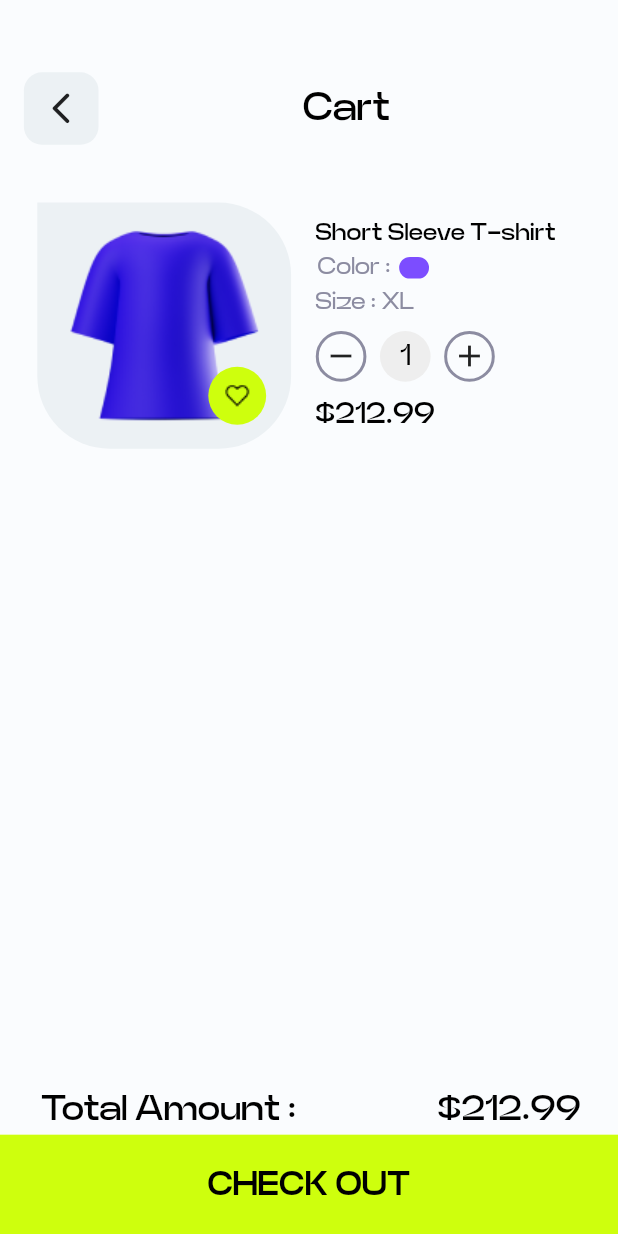
After one commit to KhaledHAnter/fashion_flare, a Flutter app: the CartView screen opened by its route, on a phone screen of 412 x 824 dp. The commit adds this screen. Run offline on Flutter 3.47's test engine with Material 3 defaults, Android fonts, the phone set to English and light mode, and no system bars; our stand-ins replace awesome_snackbar_content, device_preview, firebase_auth, firebase_core, flutter_screenutil, font_awesome_flutter and 3 more; accounts and stored records are empty.

Commit message:
Finish Cart View

```diff
--- /dev/null
+++ b/lib/Models/cart_model.dart
@@ -0,0 +1,30 @@
+import 'package:fashion_flare/Models/item_model.dart';
+import 'package:flutter/material.dart';
+
+class CartModel {
+  final String image;
+  final String title;
+  final double price;
+  final String size;
+  final Color color;
+  int quantity;
+
+  CartModel({
+    required this.image,
+    required this.title,
+    required this.price,
+    required this.size,
+    required this.color,
+    this.quantity = 1,
+  });
+}
+
+final List<CartModel> cartData = [
+  CartModel(
+    image: itemsData[1].image,
+    title: itemsData[1].title,
+    price: 212.99,
+    size: itemsData[1].sizes![3],
+    color: itemsData[1].colors![0],
+  )
+];
--- /dev/null
+++ b/lib/Models/shipping_model.dart
@@ -0,0 +1,6 @@
+class ShippingModel {
+  final String name;
+  final String address;
+
+  ShippingModel({required this.name, required this.address});
+}
--- /dev/null
+++ b/lib/Views/cart_view.dart
@@ -0,0 +1,179 @@
+import 'package:fashion_flare/Models/cart_model.dart';
+import 'package:fashion_flare/Models/item_model.dart';
+import 'package:fashion_flare/Widgets/app_button.dart';
+import 'package:fashion_flare/Widgets/app_text.dart';
+import 'package:fashion_flare/Widgets/custom_floating_app_bar.dart';
+import 'package:fashion_flare/Widgets/product_image.dart';
+import 'package:fashion_flare/constants.dart';
+import 'package:flutter/material.dart';
+import 'package:flutter_screenutil/flutter_screenutil.dart';
+import 'package:gap/gap.dart';
+
+class CartView extends StatefulWidget {
+  const CartView({super.key});
+
+  static String id = 'Cart';
+
+  @override
+  State<CartView> createState() => _CartViewState();
+}
+
+class _CartViewState extends State<CartView> {
+  @override
+  Widget build(BuildContext context) {
+    return Scaffold(
+      body: Padding(
+        padding: EdgeInsets.only(top: 50.h),
+        child: Column(
+          children: <Widget>[
+            Padding(
+              padding: EdgeInsets.symmetric(horizontal: 16.w),
+              child: const CustomFloatingAppBar(
+                  title: "Cart", icon: Icons.arrow_back_ios_new_rounded),
+            ),
+            Gap(40.h),
+            Padding(
+              padding: EdgeInsets.symmetric(horizontal: 25.w),
+              child: Row(
+                children: <Widget>[
+                  Column(
+                    children: <Widget>[
+                      ProductImage(
+                        index: 0,
+                        imagePath: cartData[0].image,
+                        onTap: () {},
+                        itemFav: itemsData[1].isFavourite,
+                      )
+                    ],
+                  ),
+                  Gap(16.w),
+                  Column(
+                    crossAxisAlignment: CrossAxisAlignment.start,
+                    children: <Widget>[
+                      AppText(
+                        text: cartData[0].title,
+                        size: 16.sp,
+                        weight: FontWeight.w700,
+                      ),
+                      Row(
+                        children: [
+                          AppText(
+                            text: "Color : ",
+                            size: 16.sp,
+                            color: kSecondaryFontColor,
+                          ),
+                          Gap(4.w),
+                          Container(
+                            constraints:
+                                BoxConstraints(minHeight: 15.h, minWidth: 20.w),
+                            decoration: BoxDecoration(
+                              color: cartData[0].color,
+                              borderRadius: BorderRadius.circular(8),
+                            ),
+                          ),
+                        ],
+                      ),
+                      AppText(
+                        text: "Size : ${cartData[0].size}",
+                        size: 16.sp,
+                        color: kSecondaryFontColor,
+                      ),
+                      Gap(8.h),
+                      Row(
+                        children: <Widget>[
+                          Padding(
+                            padding: EdgeInsets.only(right: 8.w),
+                            child: GestureDetector(
+                              onTap: () {
+                                setState(() {
+                                  cartData[0].quantity -= 1;
+                                });
+                              },
+                              child: Container(
+                                constraints: BoxConstraints(
+                                    minHeight: 35.h, minWidth: 35.w),
+                                decoration: BoxDecoration(
+                                  shape: BoxShape.circle,
+                                  border: Border.all(
+                                      color: kSecondaryFontColor, width: 2.w),
+                                ),
+                                child: const Icon(Icons.remove),
+                              ),
+                            ),
+                          ),
+                          Padding(
+                            padding: EdgeInsets.only(right: 8.w),
+                            child: Container(
+                              constraints: BoxConstraints(
+                                  minHeight: 35.h, minWidth: 35.w),
+                              decoration: BoxDecoration(
+                                  shape: BoxShape.circle,
+                                  color: Colors.grey.shade200),
+                              child: Center(
+                                child: AppText(
+                                  text: cartData[0].quantity.toString(),
+                                  textAlign: TextAlign.center,
+                                ),
+                              ),
+                            ),
+                          ),
+                          Padding(
+                            padding: EdgeInsets.only(right: 8.w),
+                            child: GestureDetector(
+                              onTap: () {
+                                setState(() {
+                                  cartData[0].quantity += 1;
+                                });
+                              },
+                              child: Container(
+                                constraints: BoxConstraints(
+                                    minHeight: 35.h, minWidth: 35.w),
+                                decoration: BoxDecoration(
+                                  shape: BoxShape.circle,
+                                  border: Border.all(
+                                      color: kSecondaryFontColor, width: 2.w),
+                                ),
+                                child: const Icon(Icons.add),
+                              ),
+                            ),
+                          ),
+                        ],
+                      ),
+                      Gap(8.h),
+                      AppText(
+                        text:
+                            "\$${(cartData[0].price * cartData[0].quantity).toString()}",
+                        weight: FontWeight.w700,
+                      ),
+                    ],
+                  ),
+                ],
+              ),
+            ),
+            const Spacer(),
+            Padding(
+              padding: EdgeInsets.symmetric(horizontal: 25.w),
+              child: Row(
+                children: <Widget>[
+                  AppText(
+                    text: "Total Amount : ",
+                    size: 24.sp,
+                    weight: FontWeight.w700,
+                  ),
+                  const Spacer(),
+                  AppText(
+                    text:
+                        "\$${(cartData[0].price * cartData[0].quantity).toString()}",
+                    size: 24.sp,
+                    weight: FontWeight.w700,
+                  ),
+                ],
+              ),
+            ),
+            const AppButton(text: "CHECK OUT")
+          ],
+        ),
+      ),
+    );
+  }
+}
--- a/lib/Views/wishlist_view.dart
+++ b/lib/Views/wishlist_view.dart
@@ -1,4 +1,5 @@
 import 'package:fashion_flare/Models/item_model.dart';
+import 'package:fashion_flare/Views/cart_view.dart';
 import 'package:fashion_flare/Views/item_details_view.dart';
 import 'package:fashion_flare/Widgets/custom_floating_app_bar_icon.dart';
 import 'package:fashion_flare/Widgets/item_card.dart';
@@ -27,7 +28,7 @@ class _WishListViewState extends State<WishListView> {
               icon: Icons.arrow_back_ios_new_rounded,
               image: "assets/Icons/Shopping bag.png",
               onTap: () {
-                print(favoriteItems);
+                Navigator.pushNamed(context, CartView.id);
               },
             ),
             Expanded(
--- a/lib/Widgets/app_text_form_field.dart
+++ b/lib/Widgets/app_text_form_field.dart
@@ -6,7 +6,7 @@ class AppTextFormField extends StatelessWidget {
   const AppTextFormField({
     super.key,
     required this.labelText,
-    required this.prefixIcon,
+    this.prefixIcon,
     required this.obscureText,
     this.suffixIcon,
     this.onSuffixTap,
@@ -17,7 +17,7 @@ class AppTextFormField extends StatelessWidget {
   });
 
   final String labelText;
-  final IconData prefixIcon;
+  final IconData? prefixIcon;
   final IconData? suffixIcon;
   final bool obscureText;
   final void Function()? onSuffixTap;
@@ -33,6 +33,7 @@ class AppTextFormField extends StatelessWidget {
           ? AutovalidateMode.onUserInteraction
           : AutovalidateMode.disabled,
       onChanged: onChanged,
+
       validator: validator,
       keyboardType: keyboardType ?? TextInputType.text,
       obscureText: obscureText,
--- a/lib/main.dart
+++ b/lib/main.dart
@@ -1,5 +1,6 @@
 import 'package:device_preview/device_preview.dart';
 import 'package:fashion_flare/Views/Register_view.dart';
+import 'package:fashion_flare/Views/cart_view.dart';
 import 'package:fashion_flare/Views/choose_style_view.dart';
 import 'package:fashion_flare/Views/filter_view.dart';
 import 'package:fashion_flare/Views/forgot_password_view.dart';
@@ -78,8 +79,9 @@ class FashionFalre extends StatelessWidget {
         FilterView.id: (context) => const FilterView(),
         ItemDetailsView.id: (context) => const ItemDetailsView(),
         WishListView.id: (context) => const WishListView(),
+        CartView.id: (context) => const CartView(),
       },
-      initialRoute: WelcomeView.id,
+      initialRoute: NavHomeView.id,
     );
   }
 }
```
Also changed, not shown: lib/Models/payment_model.dart (added, +22 -0 lines), lib/Views/user_details_view.dart (+35 -4 lines), assets/Icons/GooglePay.png (added), assets/Icons/Mastercard.png (added), assets/Icons/Visa.png (added), assets/Images/visa.png (added).
